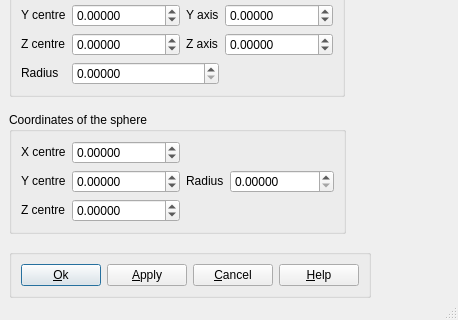
This is src/HOMARDGUI/CreateBoundaryAn.ui in SalomePlatform/homard as Qt 5 draws it before an edit; both pictures show x 0 to 458 and y 180 to 500 of the 458 by 500 pixel window. The edited form follows.
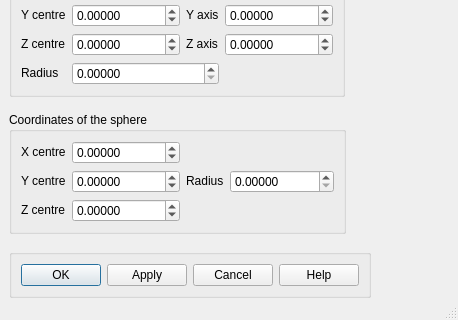
This is the edited form. Icons and pictures are not drawn.

Patch:
```diff
--- a/src/HOMARDGUI/CreateBoundaryAn.ui
+++ b/src/HOMARDGUI/CreateBoundaryAn.ui
@@ -303,28 +303,28 @@
       <item>
        <widget class="QPushButton" name="buttonOk" >
         <property name="text" >
-         <string>&amp;Ok</string>
+         <string>OK</string>
         </property>
        </widget>
       </item>
       <item>
        <widget class="QPushButton" name="buttonApply" >
         <property name="text" >
-         <string>&amp;Apply</string>
+         <string>Apply</string>
         </property>
        </widget>
       </item>
       <item>
        <widget class="QPushButton" name="buttonCancel" >
         <property name="text" >
-         <string>&amp;Cancel</string>
+         <string>Cancel</string>
         </property>
        </widget>
       </item>
       <item>
        <widget class="QPushButton" name="buttonHelp" >
         <property name="text" >
-         <string>&amp;Help</string>
+         <string>Help</string>
         </property>
        </widget>
       </item>
```
Left out of the diff: 2 changed lines with no effect on the pictures.
